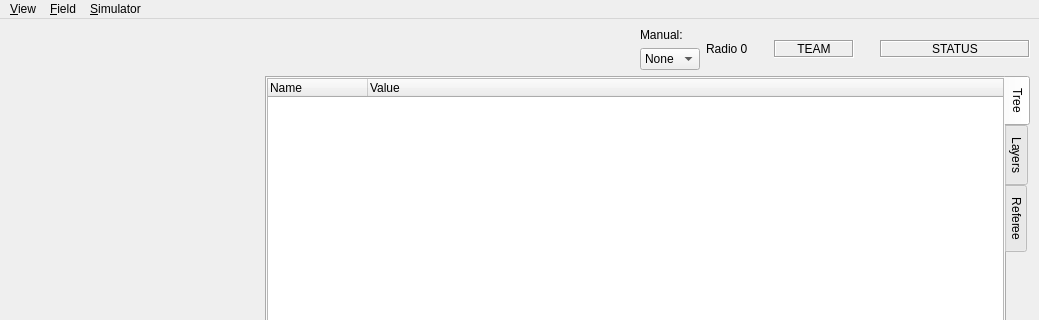
Qt form soccer/ui/MainWindow.ui (RoboJackets/robocup-software) before a commit; both pictures show x 0 to 1039 and y 0 to 320 of the 1039 by 687 pixel window.
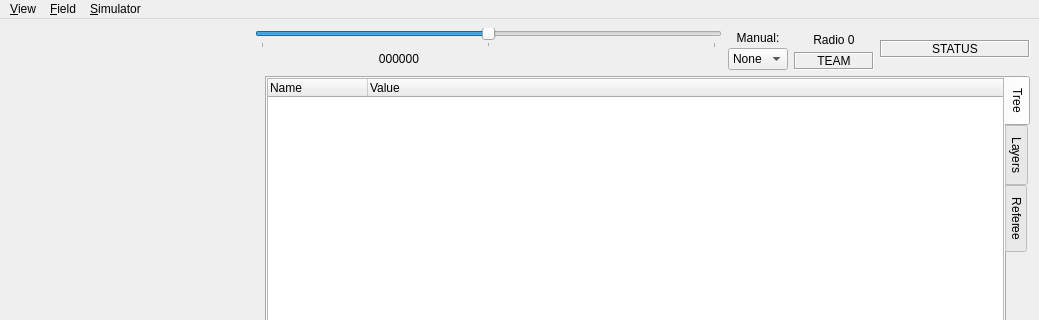
The same form after that commit. Icons and pictures are not drawn. Custom widgets are drawn as their Qt base class.

```diff
--- a/soccer/ui/MainWindow.ui
+++ b/soccer/ui/MainWindow.ui
@@ -18,9 +18,9 @@
     <normaloff>:/icons/SoccerBall.png</normaloff>:/icons/SoccerBall.png</iconset>
   </property>
   <widget class="QWidget" name="centralwidget">
-   <layout class="QVBoxLayout" name="verticalLayout">
+   <layout class="QVBoxLayout" name="verticalLayout_5">
     <item>
-     <layout class="QHBoxLayout" name="horizontalLayout_2">
+     <layout class="QHBoxLayout" name="horizontalLayout_4">
       <item>
        <widget class="QWidget" name="refShortcuts" native="true">
         <layout class="QHBoxLayout" name="horizontalLayout_3">
@@ -153,6 +153,38 @@
         </layout>
        </widget>
       </item>
+      <item>
+       <layout class="QVBoxLayout" name="verticalLayout_4">
+        <property name="spacing">
+         <number>0</number>
+        </property>
+        <item>
+         <widget class="QSlider" name="playbackRate">
+          <property name="toolTip">
+           <string>Playback Speed</string>
+          </property>
+          <property name="minimum">
+           <number>-600</number>
+          </property>
+          <property name="maximum">
+           <number>600</number>
+          </property>
+          <property name="orientation">
+           <enum>Qt::Horizontal</enum>
+          </property>
+          <property name="tickPosition">
+           <enum>QSlider::TicksBelow</enum>
+          </property>
+          <property name="tickInterval">
+           <number>600</number>
+          </property>
+         </widget>
+        </item>
+        <item>
+         <layout class="QHBoxLayout" name="horizontalLayout_2">
+          <property name="spacing">
+           <number>0</number>
+          </property>
       <item>
        <spacer name="horizontalSpacer">
         <property name="orientation">
@@ -167,12 +199,151 @@
        </spacer>
       </item>
       <item>
+           <widget class="QLabel" name="logFrame">
+            <property name="minimumSize">
+             <size>
+              <width>60</width>
+              <height>0</height>
+             </size>
+            </property>
+            <property name="toolTip">
+             <string>Frame Number</string>
+            </property>
+            <property name="text">
+             <string>000000</string>
+            </property>
+            <property name="alignment">
+             <set>Qt::AlignRight|Qt::AlignTrailing|Qt::AlignVCenter</set>
+            </property>
+           </widget>
+          </item>
+          <item>
+           <widget class="QPushButton" name="logStop">
+            <property name="toolTip">
+             <string>Stop</string>
+            </property>
+            <property name="icon">
+             <iconset resource="main_icons.qrc">
+              <normaloff>:/icons/go-bottom.png</normaloff>:/icons/go-bottom.png</iconset>
+            </property>
+            <property name="iconSize">
+             <size>
+              <width>32</width>
+              <height>32</height>
+             </size>
+            </property>
+            <property name="flat">
+             <bool>true</bool>
+            </property>
+           </widget>
+          </item>
+          <item>
+           <widget class="QPushButton" name="logFirst">
+            <property name="icon">
+             <iconset resource="main_icons.qrc">
+              <normaloff>:/icons/go-first.png</normaloff>:/icons/go-first.png</iconset>
+            </property>
+            <property name="iconSize">
+             <size>
+              <width>32</width>
+              <height>32</height>
+             </size>
+            </property>
+            <property name="flat">
+             <bool>true</bool>
+            </property>
+           </widget>
+          </item>
+          <item>
+           <widget class="QPushButton" name="logPrev">
+            <property name="toolTip">
+             <string>Previous Frame</string>
+            </property>
+            <property name="icon">
+             <iconset resource="main_icons.qrc">
+              <normaloff>:/icons/go-previous.png</normaloff>:/icons/go-previous.png</iconset>
+            </property>
+            <property name="iconSize">
+             <size>
+              <width>32</width>
+              <height>32</height>
+             </size>
+            </property>
+            <property name="flat">
+             <bool>true</bool>
+            </property>
+           </widget>
+          </item>
+          <item>
+           <widget class="QPushButton" name="logNext">
+            <property name="toolTip">
+             <string>Next Frame</string>
+            </property>
+            <property name="icon">
+             <iconset resource="main_icons.qrc">
+              <normaloff>:/icons/go-next.png</normaloff>:/icons/go-next.png</iconset>
+            </property>
+            <property name="iconSize">
+             <size>
+              <width>32</width>
+              <height>32</height>
+             </size>
+            </property>
+            <property name="flat">
+             <bool>true</bool>
+            </property>
+           </widget>
+          </item>
+          <item>
+           <widget class="QPushButton" name="logLive">
+            <property name="toolTip">
+             <string>Live</string>
+            </property>
+            <property name="icon">
+             <iconset resource="main_icons.qrc">
+              <normaloff>:/icons/go-last.png</normaloff>:/icons/go-last.png</iconset>
+            </property>
+            <property name="iconSize">
+             <size>
+              <width>32</width>
+              <height>32</height>
+             </size>
+            </property>
+            <property name="flat">
+             <bool>true</bool>
+            </property>
+           </widget>
+          </item>
+          <item>
+           <spacer name="horizontalSpacer_2">
+            <property name="orientation">
+             <enum>Qt::Horizontal</enum>
+            </property>
+            <property name="sizeHint" stdset="0">
+             <size>
+              <width>40</width>
+              <height>20</height>
+             </size>
+            </property>
+           </spacer>
+          </item>
+         </layout>
+        </item>
+       </layout>
+      </item>
+      <item>
        <layout class="QVBoxLayout" name="verticalLayout_2">
+        <property name="spacing">
+         <number>0</number>
+        </property>
         <item>
          <widget class="QLabel" name="label">
           <property name="text">
            <string>Manual:</string>
           </property>
+          <property name="alignment">
+           <set>Qt::AlignCenter</set>
+          </property>
          </widget>
         </item>
         <item>
@@ -267,28 +438,20 @@
        </layout>
       </item>
       <item>
+       <layout class="QVBoxLayout" name="verticalLayout">
+        <property name="spacing">
+         <number>0</number>
+        </property>
+        <item>
        <widget class="QLabel" name="radioLabel">
         <property name="text">
          <string>Radio 0</string>
         </property>
-       </widget>
-      </item>
-      <item>
-       <spacer name="horizontalSpacer_3">
-        <property name="orientation">
-         <enum>Qt::Horizontal</enum>
-        </property>
-        <property name="sizeType">
-         <enum>QSizePolicy::Fixed</enum>
-        </property>
-        <property name="sizeHint" stdset="0">
-         <size>
-          <width>20</width>
-          <height>20</height>
-         </size>
-        </property>
-       </spacer>
-      </item>
+          <property name="alignment">
+           <set>Qt::AlignCenter</set>
+          </property>
+         </widget>
+        </item>
       <item>
        <widget class="QLabel" name="team">
         <property name="sizePolicy">
@@ -320,21 +483,7 @@
         </property>
        </widget>
       </item>
-      <item>
-       <spacer name="horizontalSpacer_2">
-        <property name="orientation">
-         <enum>Qt::Horizontal</enum>
-        </property>
-        <property name="sizeType">
-         <enum>QSizePolicy::Fixed</enum>
-        </property>
-        <property name="sizeHint" stdset="0">
-         <size>
-          <width>20</width>
-          <height>20</height>
-         </size>
-        </property>
-       </spacer>
+       </layout>
       </item>
       <item>
        <widget class="QLabel" name="statusLabel">
```
Left out of the diff: 31 changed lines with no effect on the pictures. Lines whose indentation alone changed are shown as unchanged.
